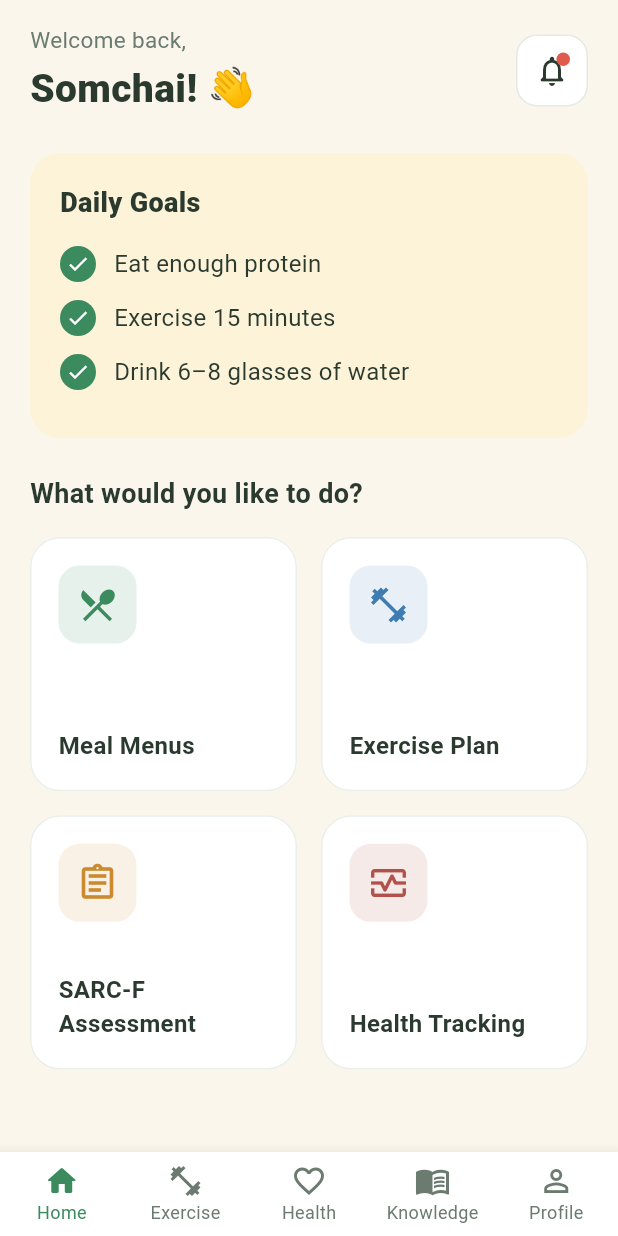
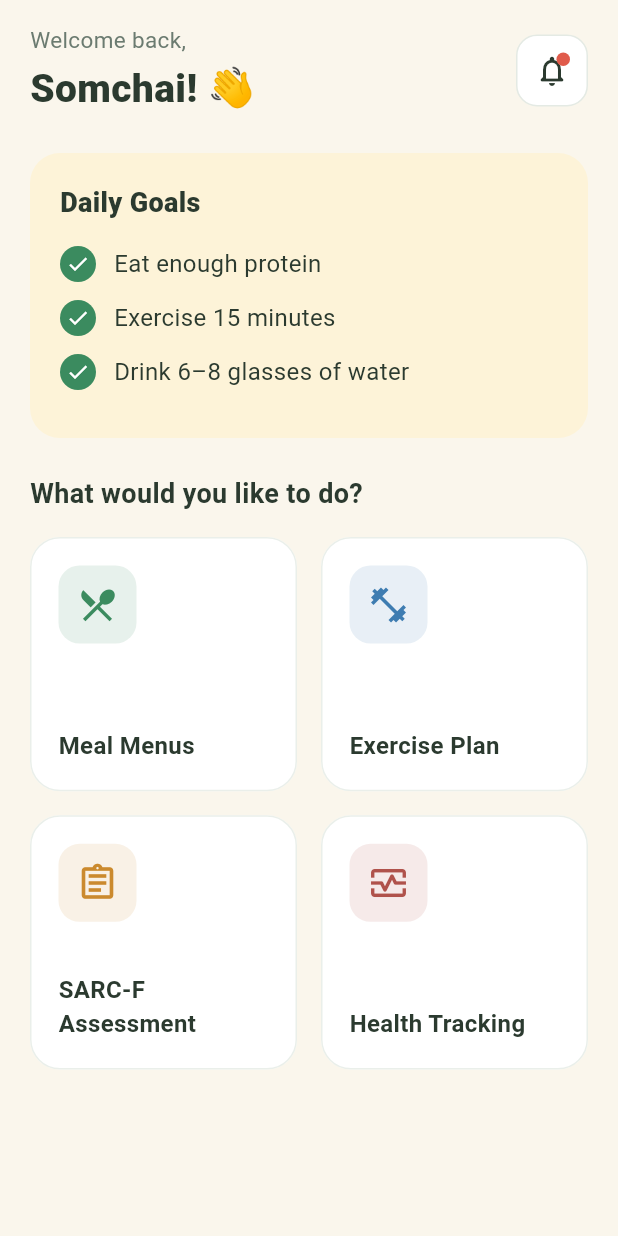
Before and after one commit to anuruddhika94/sarco_care, a Flutter app: the HomeScreen screen opened directly, on a phone screen of 412 x 824 dp. Run offline on Flutter 3.47's test engine with Material 3 defaults, Android fonts, the phone set to English and light mode, and no system bars.

Commit message:
Add app shell with working bottom nav tabs
- MainShell: persistent bottom nav over an IndexedStack of five tabs
  (Home, Exercise, Health, Knowledge, Profile) preserving tab state
- Home refactored to the Home tab (bottom nav removed, now stateless);
  feature tiles still push full screens
- Login now opens MainShell instead of HomeScreen directly

```diff
--- a/lib/screens/home_screen.dart
+++ b/lib/screens/home_screen.dart
@@ -7,20 +7,13 @@ import 'exercise_plan_screen.dart';
 import 'health_tracking_screen.dart';
 import 'meals_screen.dart';
 
-/// Screen #3 — Home / dashboard.
-/// Pure UI: greeting header, Daily Goals checklist, a grid of feature tiles and
-/// a bottom navigation bar. Tiles/tabs navigate forward to placeholders.
-class HomeScreen extends StatefulWidget {
+/// Screen #3 — Home / dashboard (the Home tab of the app shell).
+/// Pure UI: greeting header, Daily Goals checklist and a grid of feature tiles.
+/// The bottom navigation bar lives in [MainShell]; tiles push full screens.
+class HomeScreen extends StatelessWidget {
   const HomeScreen({super.key});
 
-  @override
-  State<HomeScreen> createState() => _HomeScreenState();
-}
-
-class _HomeScreenState extends State<HomeScreen> {
-  int _navIndex = 0;
-
-  void _open(String title) {
+  void _open(BuildContext context, String title) {
     // Built screens route to their real widget; the rest hit a placeholder.
     final WidgetBuilder builder = switch (title) {
       'Meal Menus' => (_) => const MealsScreen(),
@@ -55,17 +48,10 @@ class _HomeScreenState extends State<HomeScreen> {
                 ),
               ),
               const SizedBox(height: 16),
-              _FeatureGrid(onTap: _open),
+              _FeatureGrid(onTap: (title) => _open(context, title)),
             ],
           ),
         ),
-      ),
-      bottomNavigationBar: _BottomNav(
-        currentIndex: _navIndex,
-        onTap: (index, label) {
-          setState(() => _navIndex = index);
-          if (index != 0) _open(label);
-        },
       ),
     );
   }
@@ -280,35 +266,3 @@ class _FeatureTile extends StatelessWidget {
     );
   }
 }
-
-class _BottomNav extends StatelessWidget {
-  const _BottomNav({required this.currentIndex, required this.onTap});
-  final int currentIndex;
-  final void Function(int index, String label) onTap;
-
-  static const _items = [
-    (Icons.home_rounded, 'Home'),
-    (Icons.fitness_center, 'Exercise'),
-    (Icons.favorite_border, 'Health'),
-    (Icons.menu_book_outlined, 'Knowledge'),
-    (Icons.person_outline, 'Profile'),
-  ];
-
-  @override
-  Widget build(BuildContext context) {
-    return BottomNavigationBar(
-      currentIndex: currentIndex,
-      onTap: (i) => onTap(i, _items[i].$2),
-      type: BottomNavigationBarType.fixed,
-      backgroundColor: AppColors.surface,
-      selectedItemColor: AppColors.primary,
-      unselectedItemColor: AppColors.textMuted,
-      selectedFontSize: 12,
-      unselectedFontSize: 12,
-      items: [
-        for (final item in _items)
-          BottomNavigationBarItem(icon: Icon(item.$1), label: item.$2),
-      ],
-    );
-  }
-}
--- a/lib/screens/login_screen.dart
+++ b/lib/screens/login_screen.dart
@@ -1,7 +1,7 @@
 import 'package:flutter/material.dart';
 
 import '../theme/app_theme.dart';
-import 'home_screen.dart';
+import 'main_shell.dart';
 
 /// Screen #2 — Login.
 /// Pure UI: username/phone + password fields, a primary "Log In" action and a
@@ -18,7 +18,7 @@ class _LoginScreenState extends State<LoginScreen> {
 
   void _goToHome() {
     Navigator.of(context).push(
-      MaterialPageRoute(builder: (_) => const HomeScreen()),
+      MaterialPageRoute(builder: (_) => const MainShell()),
     );
   }
 
```
Also changed, not shown: lib/screens/main_shell.dart (added, +59 -0 lines).
